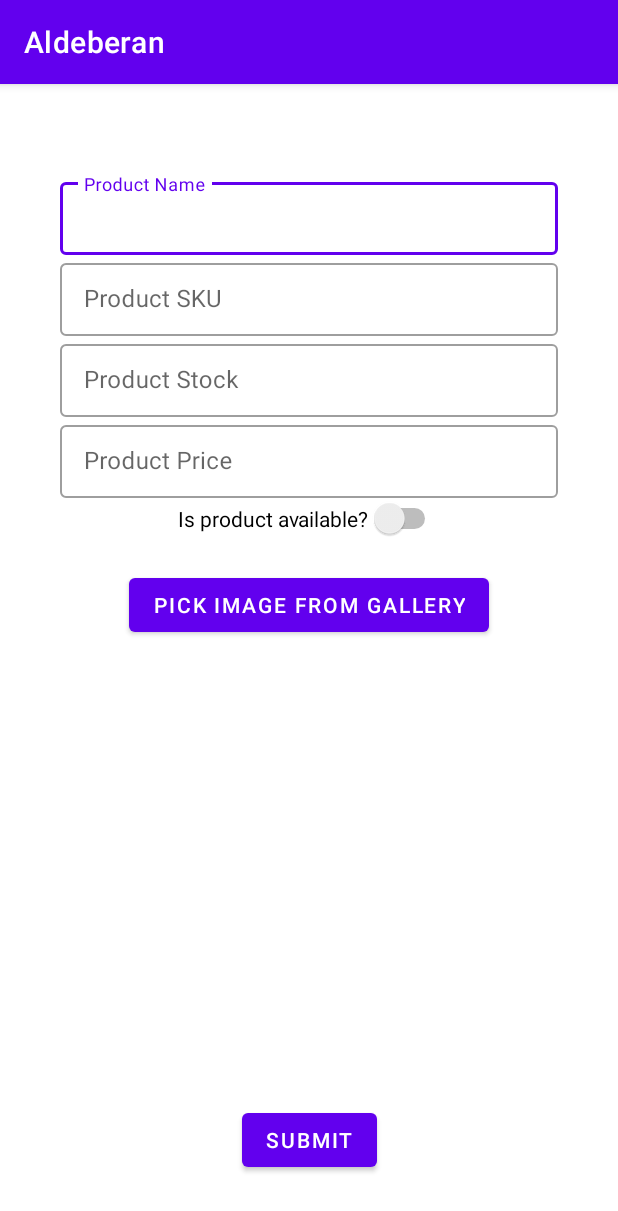
After one commit to Aldeberan-Emporium/aldeberan-emporium, an Android app: the AdminPanel screen opened directly, with no data from a screen before it, on a phone screen of 412 x 824 dp. The commit adds this screen. Shown: the top 1211 px of the screen. Run offline under Robolectric (Android 15) with nearby library versions, the phone set to English and light mode, and no system bars.

Commit message:
Admin Panel (WIP)

```diff
--- a/app/build.gradle
+++ b/app/build.gradle
@@ -50,6 +50,7 @@ dependencies {
     implementation 'com.google.android.gms:play-services-auth:19.2.0'
     implementation 'org.apache.commons:commons-text:1.9'
     implementation 'com.google.code.gson:gson:2.8.8'
+    implementation 'com.google.android.material:material:1.1.0-alpha09'
 
 
     implementation 'androidx.annotation:annotation:1.2.0'
--- a/app/src/main/AndroidManifest.xml
+++ b/app/src/main/AndroidManifest.xml
@@ -3,6 +3,7 @@
     package="com.example.aldeberan">
 
     <uses-permission android:name="android.permission.INTERNET" />
+    <uses-permission android:name="android.permission.READ_EXTERNAL_STORAGE"/>
 
     <application
         android:allowBackup="true"
@@ -11,6 +12,9 @@
         android:roundIcon="@mipmap/ic_launcher"
         android:supportsRtl="true"
         android:theme="@style/Theme.Aldeberan">
+        <activity
+            android:name=".AdminPanel"
+            android:exported="true" />
         <activity
             android:name=".product_listing_detail_page"
             android:exported="true"
--- /dev/null
+++ b/app/src/main/java/com/example/aldeberan/AdminPanel.java
@@ -0,0 +1,35 @@
+package com.example.aldeberan;
+
+import android.os.Bundle;
+import android.view.View;
+import android.widget.Button;
+import android.widget.Switch;
+import android.widget.TextView;
+
+import com.example.aldeberan.models.ProductModel;
+
+import androidx.appcompat.app.AppCompatActivity;
+
+public class AdminPanel extends AppCompatActivity implements View.OnClickListener{
+
+    @Override
+    protected void onCreate(Bundle savedInstanceState) {
+        super.onCreate(savedInstanceState);
+        setContentView(R.layout.activity_admin_panel);
+
+        Button submitBtn = findViewById(R.id.submitBtn);
+        submitBtn.setOnClickListener(this);
+    }
+
+    @Override
+    public void onClick(View view) {
+        TextView prodName = findViewById(R.id.prodName);
+        TextView prodSKU = findViewById(R.id.prodSKU);
+        TextView prodStock = findViewById(R.id.prodStock);
+        TextView prodPrice = findViewById(R.id.prodPrice);
+        String prodImg = "";
+        Switch prodAvail = findViewById(R.id.prodAvail);
+
+        //addProduct(prodName.getEditableText(), prodSKU.getEditableText(), prodAvail, prodStock.getEditableText(), prodPrice.getEditableText(), prodImg);
+    }
+}
--- a/app/src/main/java/utilities/models/AddressModel.java
+++ b/app/src/main/java/com/example/aldeberan/models/AddressModel.java
@@ -1,4 +1,4 @@
-package models;
+package com.example.aldeberan.models;
 
 import com.google.gson.Gson;
 
--- a/app/src/main/java/utilities/models/CartModel.java
+++ b/app/src/main/java/com/example/aldeberan/models/CartModel.java
@@ -1,4 +1,4 @@
-package models;
+package com.example.aldeberan.models;
 
 import com.google.gson.Gson;
 
--- a/app/src/main/java/utilities/models/DatabaseModel.java
+++ b/app/src/main/java/com/example/aldeberan/models/DatabaseModel.java
@@ -1,4 +1,4 @@
-package models;
+package com.example.aldeberan.models;
 
 import androidx.annotation.NonNull;
 
@@ -15,7 +15,7 @@ import java.net.URL;
 
 public class DatabaseModel {
 
-    public String DB = "https://aldeberan-emporium.herokuapp.com/";
+    public static String DB = "https://aldeberan-emporium.herokuapp.com/";
 
     //Post data to database
     public String postData(@NonNull JSONObject data) throws IOException {
--- a/app/src/main/java/utilities/models/OrderModel.java
+++ b/app/src/main/java/com/example/aldeberan/models/OrderModel.java
@@ -1,4 +1,4 @@
-package models;
+package com.example.aldeberan.models;
 
 import com.google.gson.Gson;
 
--- a/app/src/main/java/utilities/models/ProductModel.java
+++ b/app/src/main/java/com/example/aldeberan/models/ProductModel.java
@@ -1,4 +1,4 @@
-package models;
+package com.example.aldeberan.models;
 
 import com.google.gson.Gson;
 
--- /dev/null
+++ b/app/src/main/res/layout/activity_admin_panel.xml
@@ -0,0 +1,141 @@
+<?xml version="1.0" encoding="utf-8"?>
+<androidx.constraintlayout.widget.ConstraintLayout xmlns:android="http://schemas.android.com/apk/res/android"
+    xmlns:app="http://schemas.android.com/apk/res-auto"
+    xmlns:tools="http://schemas.android.com/tools"
+    android:layout_width="match_parent"
+    android:layout_height="match_parent"
+    tools:context=".AdminPanel"
+    tools:layout_editor_absoluteX="0dp"
+    tools:layout_editor_absoluteY="0dp">
+
+    <Switch
+        android:id="@+id/prodAvail"
+        android:layout_width="wrap_content"
+        android:layout_height="wrap_content"
+        android:layout_weight="1"
+        android:text="Is product available?"
+        app:layout_constraintEnd_toEndOf="parent"
+        app:layout_constraintStart_toStartOf="parent"
+        app:layout_constraintTop_toBottomOf="@+id/prodPriceLayout" />
+
+    <Button
+        android:id="@+id/submitBtn"
+        android:layout_width="wrap_content"
+        android:layout_height="wrap_content"
+        android:layout_marginBottom="40dp"
+        android:text="@string/admin_product_btn"
+        app:layout_constraintBottom_toBottomOf="parent"
+        app:layout_constraintEnd_toEndOf="parent"
+        app:layout_constraintHorizontal_bias=".5"
+        app:layout_constraintStart_toStartOf="parent" />
+
+    <com.google.android.material.textfield.TextInputLayout
+        android:id="@+id/prodNameLayout"
+        style="@style/Widget.MaterialComponents.TextInputLayout.OutlinedBox.Dense"
+        android:layout_width="0dp"
+        android:layout_height="wrap_content"
+        android:layout_marginStart="40dp"
+        android:layout_marginTop="60dp"
+        android:layout_marginEnd="40dp"
+        android:hint="Product Name"
+        app:layout_constraintEnd_toEndOf="parent"
+        app:layout_constraintStart_toStartOf="parent"
+        app:layout_constraintTop_toTopOf="parent">
+
+        <com.google.android.material.textfield.TextInputEditText
+            android:id="@+id/prodName"
+            android:layout_width="match_parent"
+            android:layout_height="wrap_content"
+            android:editable="true" />
+
+    </com.google.android.material.textfield.TextInputLayout>
+
+    <com.google.android.material.textfield.TextInputLayout
+        android:id="@+id/prodSKULayout"
+        style="@style/Widget.MaterialComponents.TextInputLayout.OutlinedBox.Dense"
+        android:layout_width="0dp"
+        android:layout_height="wrap_content"
+        android:layout_marginStart="40dp"
+        android:layout_marginEnd="40dp"
+        android:hint="Product SKU"
+        app:layout_constraintEnd_toEndOf="parent"
+        app:layout_constraintHorizontal_bias=".5"
+        app:layout_constraintStart_toStartOf="parent"
+        app:layout_constraintTop_toBottomOf="@+id/prodNameLayout"
+        app:layout_constraintTop_toEndOf="@id/prodNameLayout">>
+
+        <com.google.android.material.textfield.TextInputEditText
+            android:id="@+id/prodSKU"
+            android:layout_width="match_parent"
+            android:layout_height="wrap_content"
+            android:editable="false" />
+    </com.google.android.material.textfield.TextInputLayout>
+
+    <com.google.android.material.textfield.TextInputLayout
+        android:id="@+id/prodStockLayout"
+        style="@style/Widget.MaterialComponents.TextInputLayout.OutlinedBox.Dense"
+        android:layout_width="0dp"
+        android:layout_height="wrap_content"
+        android:layout_marginStart="40dp"
+        android:layout_marginEnd="40dp"
+        android:hint="Product Stock"
+        android:inputType="number"
+        app:layout_constraintEnd_toEndOf="parent"
+        app:layout_constraintHorizontal_bias=".5"
+        app:layout_constraintStart_toStartOf="parent"
+        app:layout_constraintTop_toBottomOf="@+id/prodSKULayout">
+
+        <com.google.android.material.textfield.TextInputEditText
+            android:id="@+id/prodStock"
+            android:layout_width="match_parent"
+            android:layout_height="wrap_content"
+            android:editable="true"
+            android:inputType="number" />
+
+    </com.google.android.material.textfield.TextInputLayout>
+
+    <com.google.android.material.textfield.TextInputLayout
+        android:id="@+id/prodPriceLayout"
+        style="@style/Widget.MaterialComponents.TextInputLayout.OutlinedBox.Dense"
+        android:layout_width="0dp"
+        android:layout_height="wrap_content"
+        android:layout_marginStart="40dp"
+        android:layout_marginEnd="40dp"
+        android:hint="Product Price"
+        android:inputType="numberDecimal"
+        app:layout_constraintEnd_toEndOf="parent"
+        app:layout_constraintHorizontal_bias=".5"
+        app:layout_constraintStart_toStartOf="parent"
+        app:layout_constraintTop_toBottomOf="@id/prodStockLayout">
+
+        <EditText
+            android:id="@+id/prodPrice"
+            android:layout_width="match_parent"
+            android:layout_height="wrap_content"
+            android:layout_weight="1"
+            android:ems="10"
+            android:inputType="numberDecimal" />
+    </com.google.android.material.textfield.TextInputLayout>
+
+    <ImageView
+        android:id="@+id/prodImg"
+        android:layout_width="wrap_content"
+        android:layout_height="wrap_content"
+        app:layout_constraintEnd_toEndOf="parent"
+        app:layout_constraintStart_toStartOf="parent"
+        app:layout_constraintTop_toBottomOf="@+id/prodAvail"
+        tools:srcCompat="@tools:sample/avatars" />
+
+    <Button
+        android:id="@+id/imageBtn"
+        android:layout_width="wrap_content"
+        android:layout_height="wrap_content"
+        android:layout_marginTop="20dp"
+        android:text="@string/admin_product_imagebtn"
+        app:layout_constraintEnd_toEndOf="parent"
+        app:layout_constraintHorizontal_bias="0.501"
+        app:layout_constraintStart_toStartOf="parent"
+        app:layout_constraintTop_toBottomOf="@+id/prodImg" />
+
+
+</androidx.constraintlayout.widget.ConstraintLayout>
--- a/app/src/main/res/values/strings.xml
+++ b/app/src/main/res/values/strings.xml
@@ -23,4 +23,9 @@
     <string name="menu_gallery">Gallery</string>
     <string name="menu_slideshow">Slideshow</string>
     <string name="def_log_id">905429185029-lsmfp6vf9rghu1bdjkt8r1mvkhvlq813.apps.googleusercontent.com</string>
+
+
+    <string name="admin_product_btn">Submit</string>
+    <string name="admin_product_imagebtn">Pick Image from Gallery</string>
+
 </resources>
```
